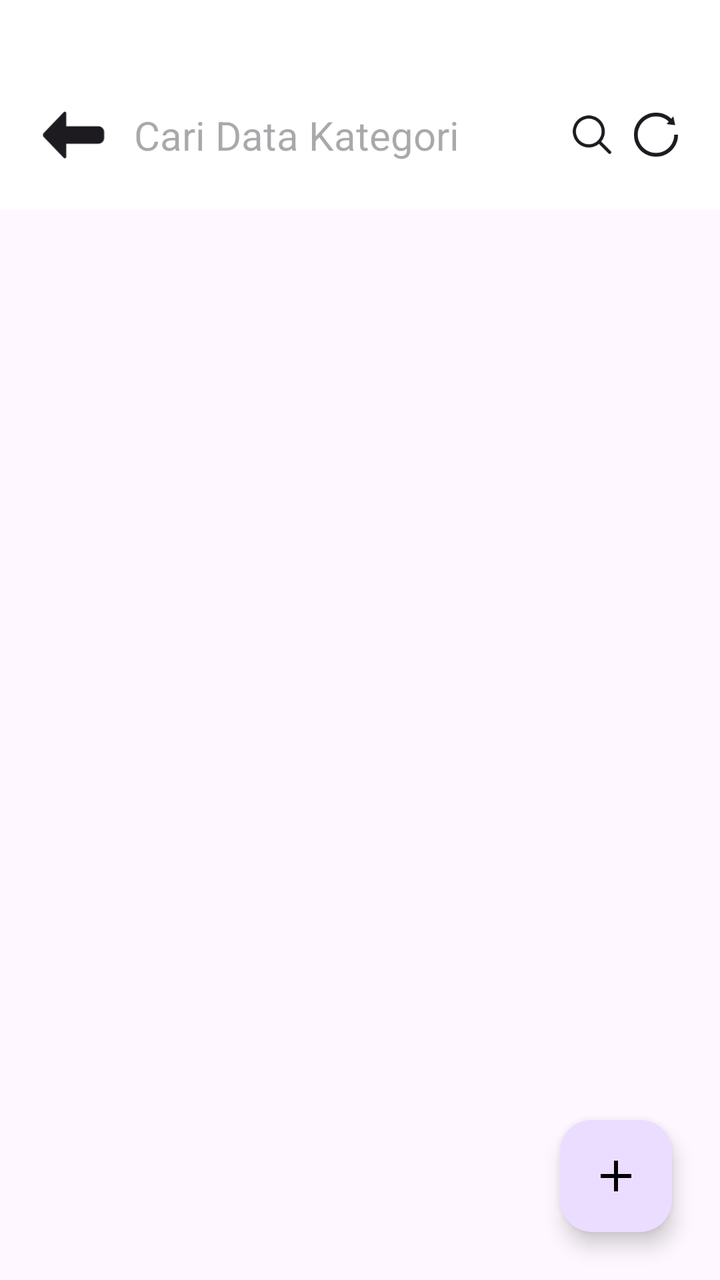
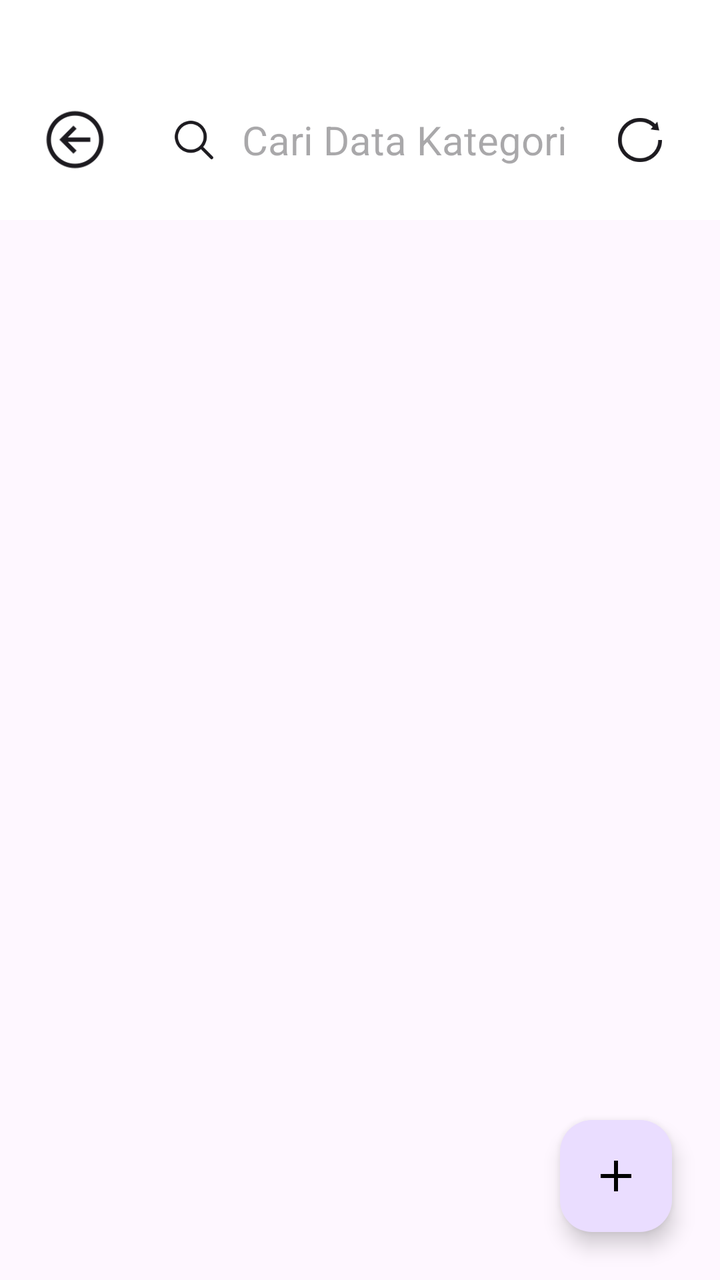

The first picture is an Android layout as it rendered before a commit; the second is the same layout after the commit. The layout source and the unified diff follow.
<!-- AndroidManifest.xml: application theme Theme.Kasir -->
<!-- res/layout/activity_data_kategori.xml -->
<?xml version="1.0" encoding="utf-8"?>
<androidx.coordinatorlayout.widget.CoordinatorLayout
    xmlns:android="http://schemas.android.com/apk/res/android"
    xmlns:app="http://schemas.android.com/apk/res-auto"
    xmlns:tools="http://schemas.android.com/tools"
    android:layout_width="match_parent"
    android:layout_height="match_parent"
    tools:context=".kategori.DataKategoriActivity">

    <LinearLayout
        android:layout_width="match_parent"
        android:layout_height="match_parent"
        android:orientation="vertical">

        <LinearLayout
            android:layout_width="match_parent"
            android:layout_height="wrap_content"
            android:orientation="horizontal"
            android:gravity="center_vertical"
            android:paddingTop="50dp"
            android:paddingBottom="20dp"
            android:paddingStart="20dp"
            android:paddingEnd="20dp"
            android:background="@android:color/white">

            <ImageView
                android:id="@+id/ivKembali"
                android:layout_width="35dp"
                android:layout_height="35dp"
                android:src="@drawable/panah"
                android:clickable="true"
                android:focusable="true"
                android:contentDescription="Kembali"
                app:tint="?attr/colorOnSurface"/>

            <EditText
                android:id="@+id/etSearch"
                android:layout_width="0dp"
                android:layout_height="wrap_content"
                android:layout_weight="1"
                android:layout_marginStart="12dp"
                android:layout_marginEnd="8dp"
                android:hint="Cari Data Kategori"
                android:textSize="20sp"
                android:background="@null"
                android:inputType="text"
                android:imeOptions="actionSearch"/>

            <ImageView
                android:id="@+id/ivSearch"
                android:layout_width="24dp"
                android:layout_height="24dp"
                android:src="@drawable/cari"
                android:clickable="true"
                android:focusable="true"
                android:contentDescription="Cari"
                app:tint="?attr/colorOnSurface"/>

            <ImageView
                android:id="@+id/ivReload"
                android:layout_width="24dp"
                android:layout_height="24dp"
                android:layout_marginStart="8dp"
                android:src="@drawable/reload"
                android:clickable="true"
                android:focusable="true"
                android:contentDescription="Reload"
                app:tint="?attr/colorOnSurface"/>
        </LinearLayout>

        <androidx.recyclerview.widget.RecyclerView
            android:id="@+id/rvKategori"
            android:layout_width="match_parent"
            android:layout_height="0dp"
            android:layout_weight="1"
            android:paddingBottom="80dp"
            android:clipToPadding="false"
            app:layoutManager="androidx.recyclerview.widget.LinearLayoutManager"
            tools:listitem="@layout/item_data_kategori"
            tools:itemCount="7"/>
    </LinearLayout>

    <com.google.android.material.floatingactionbutton.FloatingActionButton
        android:id="@+id/fabTambah"
        android:layout_width="wrap_content"
        android:layout_height="wrap_content"
        android:layout_gravity="bottom|end"
        android:layout_margin="24dp"
        android:src="@drawable/tambah"
        android:contentDescription="Tambah Data"
        app:tint="@android:color/black"/>

</androidx.coordinatorlayout.widget.CoordinatorLayout>
<!-- res/layout/item_data_kategori.xml (included above) -->
<?xml version="1.0" encoding="utf-8"?>
<com.google.android.material.card.MaterialCardView xmlns:android="http://schemas.android.com/apk/res/android"
    xmlns:app="http://schemas.android.com/apk/res-auto"
    xmlns:tools="http://schemas.android.com/tools"
    android:id="@+id/cvCARD_KATEGORI"
    android:layout_width="match_parent"
    android:layout_height="wrap_content"
    android:layout_marginHorizontal="8dp"
    android:layout_marginVertical="4dp"
    android:clickable="true"
    android:focusable="true"
    android:foreground="?attr/selectableItemBackground"
    app:cardCornerRadius="8dp"
    app:cardElevation="2dp"
    app:strokeWidth="0dp">

    <androidx.constraintlayout.widget.ConstraintLayout
        android:layout_width="match_parent"
        android:layout_height="wrap_content"
        android:padding="16dp">

        <com.google.android.material.card.MaterialCardView
            android:id="@+id/iconCard"
            android:layout_width="48dp"
            android:layout_height="48dp"
            app:cardBackgroundColor="?attr/colorTertiaryContainer"
            app:cardCornerRadius="12dp"
            app:cardElevation="0dp"
            app:layout_constraintBottom_toBottomOf="parent"
            app:layout_constraintStart_toStartOf="parent"
            app:layout_constraintTop_toTopOf="parent">

            <ImageView
                android:id="@+id/ivIconKategori"
                android:layout_width="28dp"
                android:layout_height="28dp"
                android:layout_gravity="center"
                android:src="@drawable/item_kategori"
                android:contentDescription="Kategori Icon"/>
        </com.google.android.material.card.MaterialCardView>

        <TextView
            android:id="@+id/tvNamaKategori"
            android:layout_width="0dp"
            android:layout_height="wrap_content"
            android:text="Kategori"
            android:textSize="20sp"
            android:textStyle="bold"
            android:layout_marginStart="16dp"
            android:layout_marginEnd="16dp"
            app:layout_constraintStart_toEndOf="@id/iconCard"
            app:layout_constraintEnd_toStartOf="@id/btnStatus"
            app:layout_constraintTop_toTopOf="parent"
            app:layout_constraintBottom_toBottomOf="parent"/>

        <com.google.android.material.button.MaterialButton
            android:id="@+id/btnStatus"
            android:layout_width="wrap_content"
            android:layout_height="36dp"
            android:text="Aktif"
            android:textSize="12sp"
            android:textColor="#000000"
            android:paddingStart="16dp"
            android:paddingEnd="16dp"
            app:cornerRadius="18dp"
            app:strokeColor="#000000"
            app:strokeWidth="1dp"
            app:backgroundTint="#F5F5F5"
            app:layout_constraintEnd_toEndOf="parent"
            app:layout_constraintTop_toTopOf="parent"
            app:layout_constraintBottom_toBottomOf="parent"
            style="@style/Widget.Material3.Button.OutlinedButton"/>
    </androidx.constraintlayout.widget.ConstraintLayout>

</com.google.android.material.card.MaterialCardView>
<!-- resources referenced by this layout -->
<resources>
  <!-- drawable cari: png bitmap (drawable, 1502 bytes) -->
  <!-- drawable item_kategori: png bitmap (drawable, 745 bytes) -->
  <!-- drawable panah: png bitmap (drawable, 764 bytes) -->
  <!-- drawable reload: png bitmap (drawable, 1748 bytes) -->
  <!-- drawable tambah: png bitmap (drawable, 298 bytes) -->
  <style name="Theme.Kasir" parent="Base.Theme.Kasir" />
  <style name="Base.Theme.Kasir" parent="Theme.Material3.DayNight.NoActionBar">
          
          
      </style>
</resources>

<!-- the commit's change to res/layout/activity_data_kategori.xml (unified diff, before → after) -->
@@ -33,6 +33,17 @@
                 android:contentDescription="Kembali"
                 app:tint="?attr/colorOnSurface"/>
 
+            <ImageView
+                android:id="@+id/ivSearch"
+                android:layout_width="24dp"
+                android:layout_height="24dp"
+                android:layout_marginStart="30dp"
+                android:src="@drawable/cari"
+                android:clickable="true"
+                android:focusable="true"
+                android:contentDescription="Cari"
+                app:tint="?attr/colorOnSurface"/>
+
             <EditText
                 android:id="@+id/etSearch"
                 android:layout_width="0dp"
@@ -47,23 +58,15 @@
                 android:imeOptions="actionSearch"/>
 
             <ImageView
-                android:id="@+id/ivSearch"
-                android:layout_width="24dp"
-                android:layout_height="24dp"
-                android:src="@drawable/cari"
-                android:clickable="true"
-                android:focusable="true"
-                android:contentDescription="Cari"
-                app:tint="?attr/colorOnSurface"/>
-
-            <ImageView
                 android:id="@+id/ivReload"
-                android:layout_width="24dp"
-                android:layout_height="24dp"
+                android:layout_width="40dp"
+                android:layout_height="40dp"
                 android:layout_marginStart="8dp"
+                android:padding="8dp"
                 android:src="@drawable/reload"
                 android:clickable="true"
                 android:focusable="true"
+                android:background="?attr/selectableItemBackgroundBorderless"
                 android:contentDescription="Reload"
                 app:tint="?attr/colorOnSurface"/>
         </LinearLayout>
<!-- resource entries referenced after the edit -->
@@ -2,7 +2,7 @@
 <resources>
   <!-- drawable cari: png bitmap (drawable, 1502 bytes) -->
   <!-- drawable item_kategori: png bitmap (drawable, 745 bytes) -->
-  <!-- drawable panah: png bitmap (drawable, 764 bytes) -->
+  <!-- drawable panah: png bitmap (drawable, 1835 bytes) -->
   <!-- drawable reload: png bitmap (drawable, 1748 bytes) -->
   <!-- drawable tambah: png bitmap (drawable, 298 bytes) -->
   <style name="Theme.Kasir" parent="Base.Theme.Kasir" />
